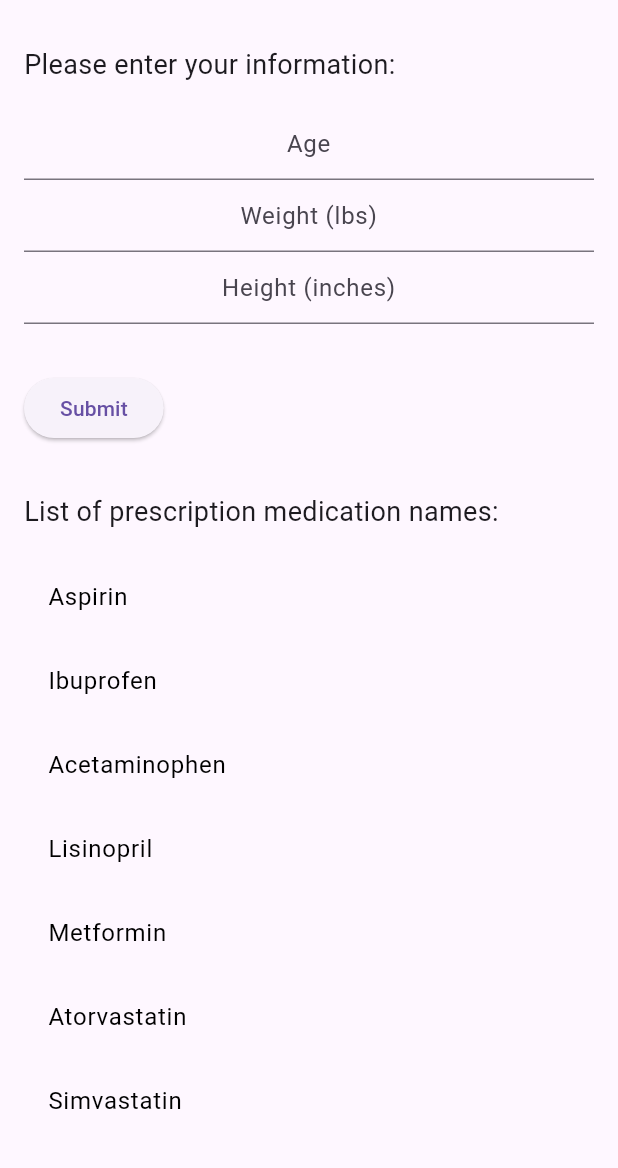
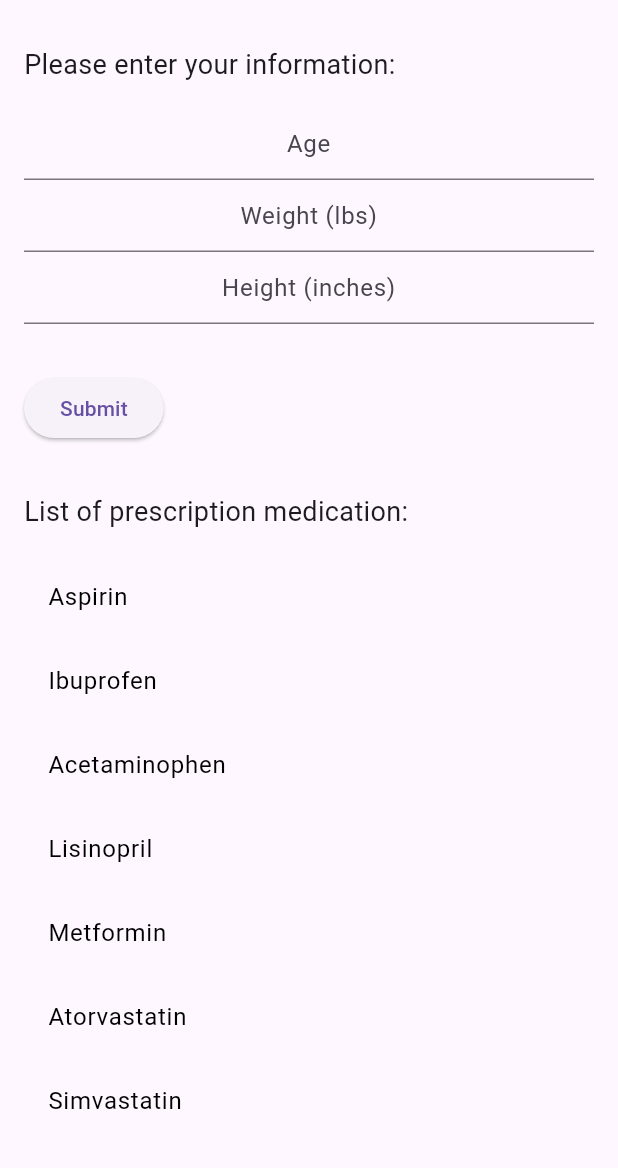
Before and after one commit to TejasRamanujam/axxess_app, a Flutter app: the screen it shows after launch, on a phone screen of 412 x 824 dp, the part 63-1231 px from its top. Run offline on Flutter 3.47's test engine with Material 3 defaults, Android fonts, the phone set to English and light mode, and no system bars.

Commit message:
small wording change

```diff
--- a/lib/main.dart
+++ b/lib/main.dart
@@ -113,7 +113,7 @@
                 child: Text('Submit'),
               ),
               SizedBox(height: 32.0),
-              Text('List of prescription medication names:', style: TextStyle(fontSize: 18.0)),
+              Text('List of prescription medication:', style: TextStyle(fontSize: 18.0)),
               SizedBox(height: 16.0),
               MedicationList(age: age, weight: weight, height: height, isSubmitted: isSubmitted),
             ],
```
